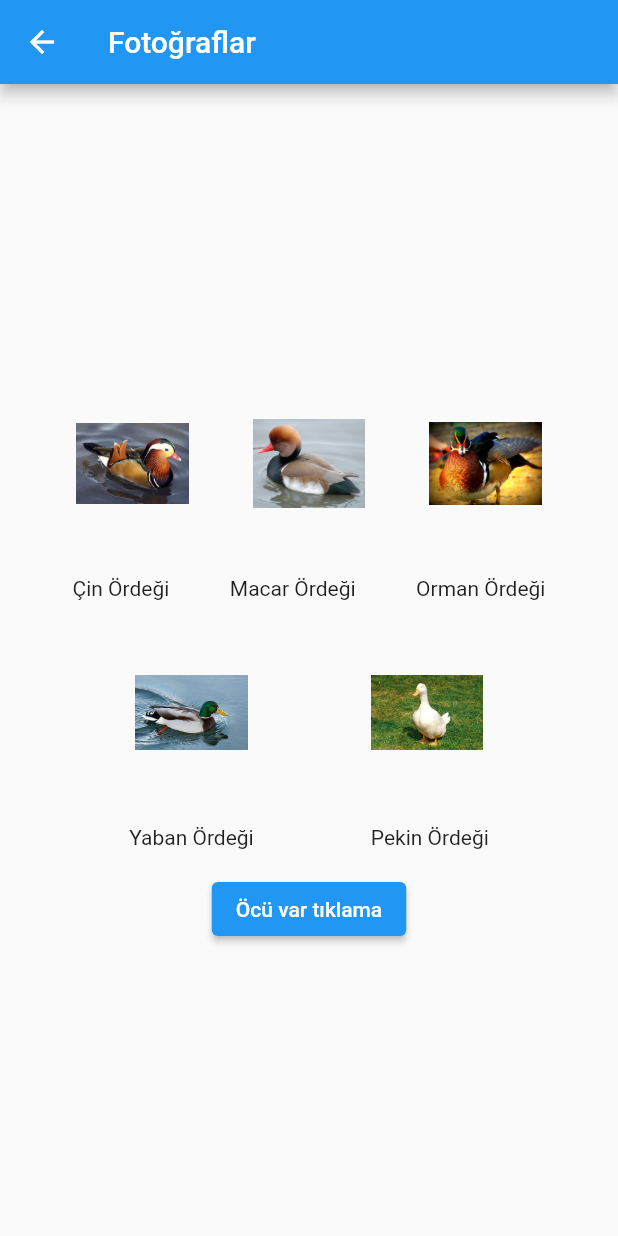
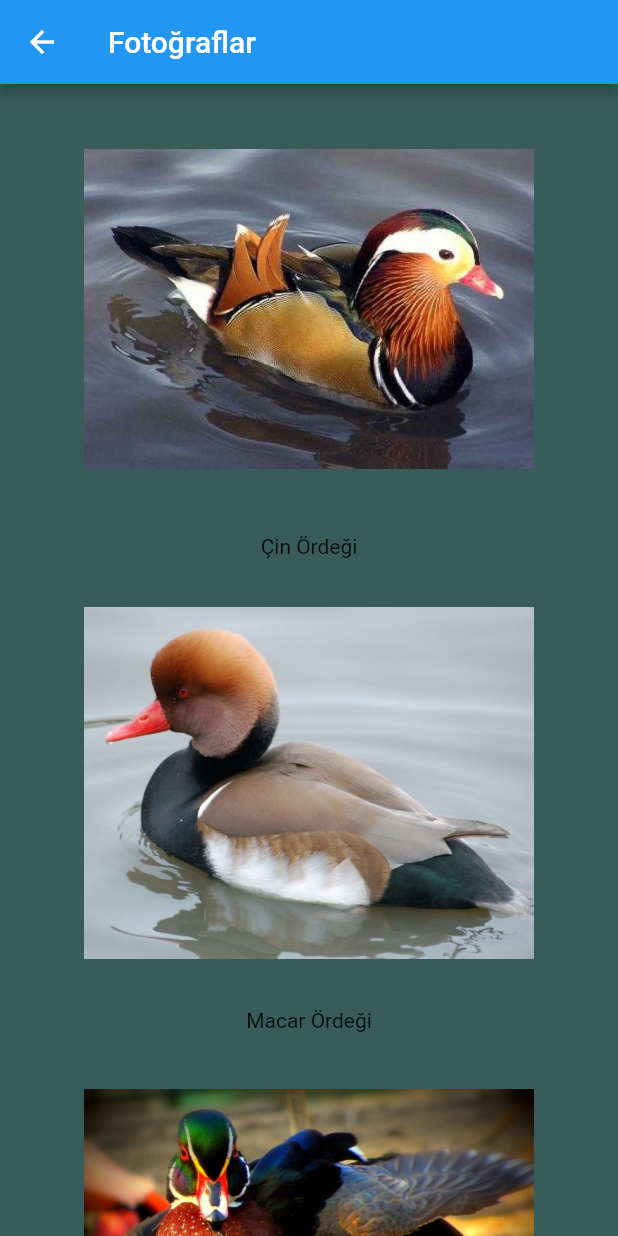
Before and after one commit to harun6384/ordeks, a Flutter app: the Ordekfotolari screen opened directly, on a phone screen of 412 x 824 dp. Run offline on Flutter 3.47's test engine with Material 2 defaults, Android fonts, the phone set to English and light mode, and no system bars.

Commit message:
güncellendi

```diff
--- a/lib/Ordek turleri.dart
+++ b/lib/Ordek turleri.dart
@@ -10,6 +10,7 @@ class _OrdekturleriState extends State<Ordekturleri> {
   @override
   Widget build(BuildContext context) {
     return Scaffold(
+      backgroundColor: Color.fromARGB(255, 56, 92, 89),
       appBar: AppBar(
         title: Text('Ördek Türleri'),
       ),
--- a/lib/besleme.dart
+++ b/lib/besleme.dart
@@ -10,6 +10,7 @@ class _BeslemeState extends State<Besleme> {
   @override
   Widget build(BuildContext context) {
     return Scaffold(
+      backgroundColor: Color.fromARGB(255, 56, 92, 89),
       appBar: AppBar(
         title: Text('Nasıl Beslenir'),
       ),
--- a/lib/bitir.dart
+++ b/lib/bitir.dart
@@ -12,6 +12,7 @@ class _BitirState extends State<Bitir> {
     data = ModalRoute.of(context).settings.arguments;
 
     return Scaffold(
+      backgroundColor: Color.fromARGB(255, 56, 92, 89),
       body: Center(
         child: Column(
           mainAxisAlignment: MainAxisAlignment.center,
--- a/lib/ordekbilgi.dart
+++ b/lib/ordekbilgi.dart
@@ -12,6 +12,7 @@ class _OrdekbilgiState extends State<Ordekbilgi> {
   @override
   Widget build(BuildContext context) {
     return Scaffold(
+      backgroundColor: Color.fromARGB(255, 56, 92, 89),
       appBar: AppBar(
         title: Text('Ördek Bilgi Sayfası'),
       ),
--- a/lib/ordekfotolari.dart
+++ b/lib/ordekfotolari.dart
@@ -10,68 +10,54 @@ class _OrdekfotolariState extends State<Ordekfotolari> {
   @override
   Widget build(BuildContext context) {
     return Scaffold(
+      backgroundColor: Color.fromARGB(255, 56, 92, 89),
       appBar: AppBar(
         title: Text('Fotoğraflar'),
       ),
       body: Center(
-        child: Padding(
-          padding: const EdgeInsets.all(8.0),
+        child: Container(
+          child: SingleChildScrollView(
+            child: SafeArea(
               child: Column(
-            mainAxisAlignment: MainAxisAlignment.center,
                 children: <Widget>[
-              Row(
-                mainAxisAlignment: MainAxisAlignment.spaceEvenly,
-                children: [
                   Image.asset(
                     'assets/images/cinordegi.jpg',
-                    width: 75,
-                    height: 150,
+                    width: 300,
+                    height: 300,
                   ),
+                  Text('Çin Ördeği'),
                   Image.asset(
                     'assets/images/macarordegi.jpg',
-                    width: 75,
-                    height: 150,
+                    width: 300,
+                    height: 300,
                   ),
+                  Text('Macar Ördeği'),
                   Image.asset(
                     'assets/images/ormanordegi.jpg',
-                    width: 75,
-                    height: 150,
+                    width: 300,
+                    height: 300,
                   ),
-                ],
-              ),
-              Row(
-                mainAxisAlignment: MainAxisAlignment.spaceEvenly,
-                children: [
-                  Text('Çin Ördeği'),
-                  Text('Macar Ördeği'),
                   Text('Orman Ördeği'),
-                ],
-              ),
-              Row(
-                mainAxisAlignment: MainAxisAlignment.spaceEvenly,
-                children: [
                   Image.asset(
                     'assets/images/yabanordegi.jpg',
-                    width: 75,
-                    height: 150,
+                    width: 300,
+                    height: 300,
                   ),
+                  Text('Yaban Ördeği'),
                   Image.asset(
                     'assets/images/pekinordegi.jpg',
-                    width: 75,
-                    height: 150,
+                    width: 300,
+                    height: 300,
                   ),
-                ],
-              ),
-              Row(
-                mainAxisAlignment: MainAxisAlignment.spaceEvenly,
-                children: [
-                  Text('Yaban Ördeği'),
                   Text('Pekin Ördeği'),
-                ],
-              ),
-              Padding(
-                padding: const EdgeInsets.symmetric(vertical: 16.0),
-                child: ElevatedButton(
+                  Padding(padding: EdgeInsets.all(10)),
+                  ButtonTheme(
+                    minWidth: 200.0,
+                    height: 100.0,
+                    child: RaisedButton(
+                      shape: RoundedRectangleBorder(
+                          borderRadius: BorderRadius.circular(40)),
+                      color: Colors.green,
                       onPressed: () {
                         Navigator.push(
                           context,
@@ -79,9 +65,14 @@ class _OrdekfotolariState extends State<Ordekfotolari> {
                         );
                       },
                       child: Text('Öcü var tıklama'),
+
+                    ),
+
+                  ),
+                  Padding(padding: EdgeInsets.all(10)),
+                ],
               ),
             ),
-            ],
           ),
         ),
       ),
--- a/lib/saka.dart
+++ b/lib/saka.dart
@@ -9,6 +9,7 @@ class _SakaState extends State<Saka> {
   @override
   Widget build(BuildContext context) {
     return Scaffold(
+      backgroundColor: Color.fromARGB(255, 56, 92, 89),
       appBar: AppBar(
         title: Text('Öcü'),
       ),
--- a/lib/sorular.dart
+++ b/lib/sorular.dart
@@ -115,6 +115,7 @@ class _SorularState extends State<Sorular> {
     }
 
     return Scaffold(
+      backgroundColor: Color.fromARGB(255, 56, 92, 89),
       body: Center(
         child: Column(
           mainAxisAlignment: MainAxisAlignment.center,
--- a/lib/ulkemizdekiordekturleri.dart
+++ b/lib/ulkemizdekiordekturleri.dart
@@ -9,6 +9,7 @@ class _TrordekleriState extends State<Trordekleri> {
   @override
   Widget build(BuildContext context) {
     return Scaffold(
+      backgroundColor: Color.fromARGB(255, 56, 92, 89),
       appBar: AppBar(
         title: Text('Ülkemizdeki Ördek Türleri'),
       ),
```
Also changed, not shown: lib/hakkinda.dart (+21 -6 lines), lib/main.dart (+31 -9 lines), pubspec.lock, 5 other files. Lines whose indentation alone changed are shown as unchanged.
